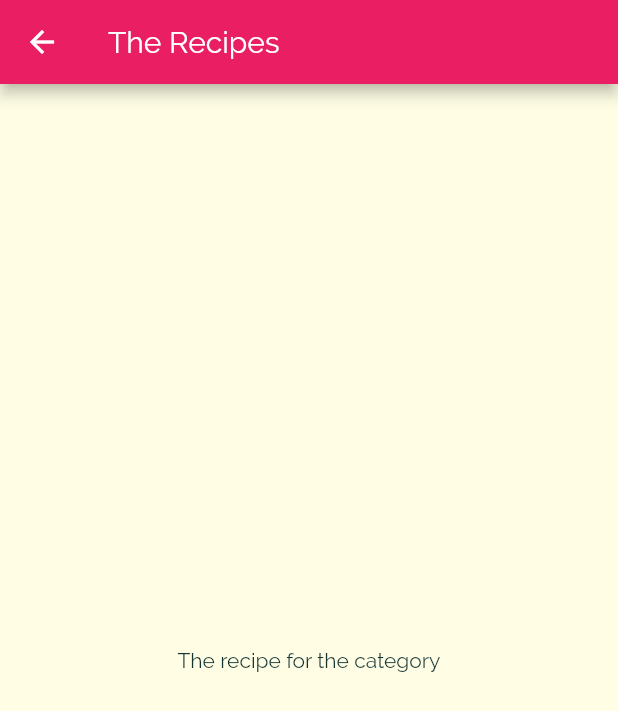
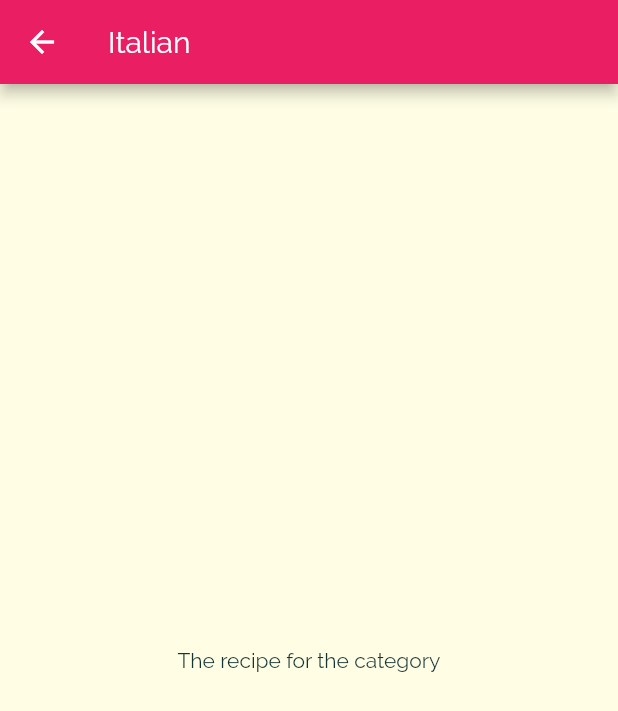
Before and after one commit to shuvo18103107/Meals-App, a Flutter app: the screen it shows after launch, after a tap on "Italian", on a phone screen of 412 x 824 dp. Shown: the top 711 px of the screen. Run offline on Flutter 3.47's test engine with Material 2 defaults, Android fonts, the phone set to English and light mode, and no system bars.

Commit message:
✅ passing data via the constructor

```diff
--- a/lib/categories_screen.dart
+++ b/lib/categories_screen.dart
@@ -22,8 +22,11 @@ class CategoriesScreen extends StatelessWidget {
                 crossAxisSpacing: 20,
                 mainAxisSpacing: 20),
             // now lets take list of list item and turn into  widget
-            children: DUMMY_CATEGORIES.map(
-                // this function is execute on every item in the list and shoul return a widget on every categoryitem on the list
-                (catData) => CategoryItem(catData.title, catData.color)).toList()));
+            children: DUMMY_CATEGORIES
+                .map(
+                    // this function is execute on every item in the list and shoul return a widget on every categoryitem on the list
+                    (catData) =>
+                        CategoryItem(catData.id, catData.title, catData.color))
+                .toList()));
   }
 }
--- a/lib/category_item.dart
+++ b/lib/category_item.dart
@@ -2,13 +2,18 @@ import 'package:flutter/material.dart';
 import './category_meals_screen.dart';
 
 class CategoryItem extends StatelessWidget {
+  final String id;
   final String title;
   final Color color;
-  CategoryItem(this.title, this.color);
+  CategoryItem(
+    this.id,
+    this.title,
+    this.color,
+  );
   void selectCategory(BuildContext ctx) {
     // current page janbe widget tree er position vujbe context diye trpr er upor r ekta screen dekhabe as a stack ,in push we add page on the stack as a topmost page and in pop we remove that page, just in stack page switching
     Navigator.of(ctx).push(MaterialPageRoute(builder: (_) {
-      return CategoryMealsScreen();
+      return CategoryMealsScreen(id, title);
     }));
   }
 
--- a/lib/category_meals_screen.dart
+++ b/lib/category_meals_screen.dart
@@ -1,11 +1,18 @@
 import 'package:flutter/material.dart';
 
 class CategoryMealsScreen extends StatelessWidget {
+  final String catId;
+  final String cattitle;
+  CategoryMealsScreen(
+    this.catId,
+    this.cattitle,
+  );
+
   @override
   Widget build(BuildContext context) {
     return Scaffold(
         appBar: AppBar(
-          title: Text('The Recipes'),
+          title: Text(cattitle),
         ),
         body: Center(
           child: Text('The recipe for the category'),
```
